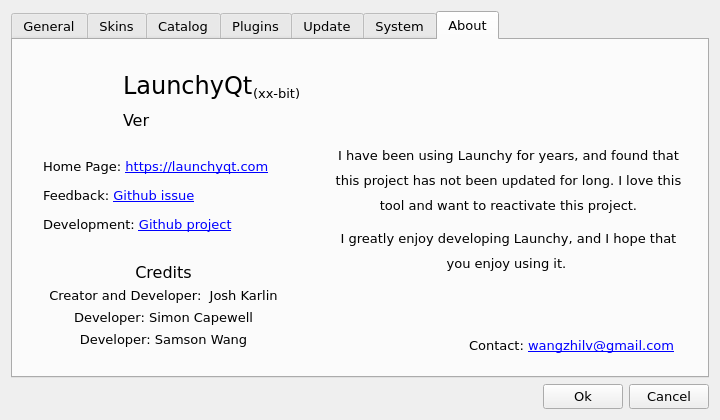
Qt form src/OptionDialog.ui (samsonwang/LaunchyQt) before a commit.
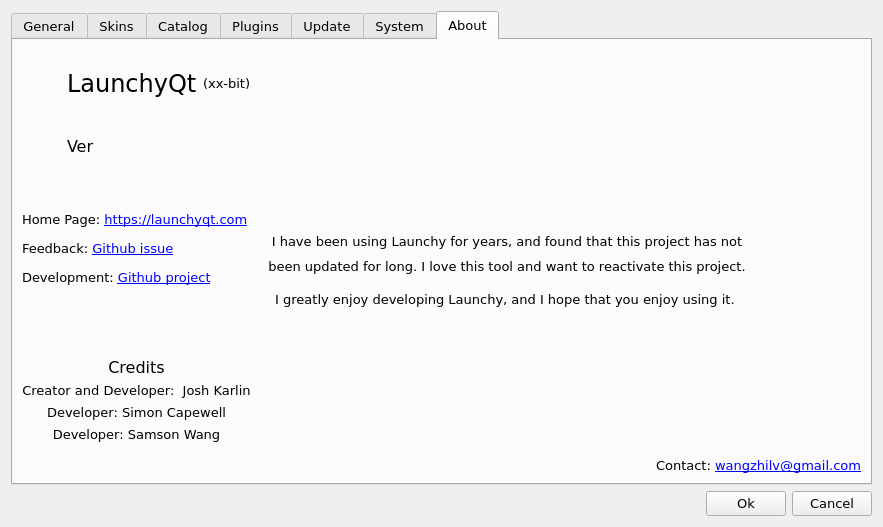
The same form after that commit. The open tabs and pages were chosen to show the change. Icons and pictures are not drawn. Custom widgets are drawn as their Qt base class.

Commit message: imporve option dialog user interface

Diff of the .ui file:
```diff
--- a/src/OptionDialog.ui
+++ b/src/OptionDialog.ui
@@ -10,12 +10,12 @@
    <rect>
     <x>0</x>
     <y>0</y>
-    <width>720</width>
-    <height>420</height>
+    <width>883</width>
+    <height>527</height>
    </rect>
   </property>
   <property name="sizePolicy">
-   <sizepolicy hsizetype="Fixed" vsizetype="Fixed">
+   <sizepolicy hsizetype="Preferred" vsizetype="Preferred">
     <horstretch>0</horstretch>
     <verstretch>0</verstretch>
    </sizepolicy>
@@ -28,8 +28,8 @@
   </property>
   <property name="maximumSize">
    <size>
-    <width>720</width>
-    <height>420</height>
+    <width>1440</width>
+    <height>840</height>
    </size>
   </property>
   <property name="font">
@@ -1918,15 +1918,11 @@
       <attribute name="title">
        <string>About</string>
       </attribute>
+      <layout class="QGridLayout" name="gridLayout_3" rowstretch="2,5" columnstretch="0,0">
+       <item row="0" column="0">
+        <layout class="QHBoxLayout" name="horizontalLayout_21">
+         <item>
       <widget class="QLabel" name="icon">
-       <property name="geometry">
-        <rect>
-         <x>10</x>
-         <y>10</y>
-         <width>80</width>
-         <height>80</height>
-        </rect>
-       </property>
        <property name="frameShadow">
         <enum>QFrame::Plain</enum>
        </property>
@@ -1946,55 +1942,47 @@
         <number>0</number>
        </property>
       </widget>
-      <widget class="QLabel" name="aboutText_2">
-       <property name="geometry">
-        <rect>
-         <x>20</x>
-         <y>200</y>
-         <width>261</width>
-         <height>131</height>
-        </rect>
-       </property>
-       <property name="sizePolicy">
-        <sizepolicy hsizetype="Preferred" vsizetype="Preferred">
-         <horstretch>0</horstretch>
-         <verstretch>0</verstretch>
-        </sizepolicy>
-       </property>
-       <property name="minimumSize">
-        <size>
-         <width>0</width>
-         <height>0</height>
-        </size>
+         </item>
+         <item>
+          <layout class="QVBoxLayout" name="verticalLayout_10" stretch="3,2">
+           <item>
+            <layout class="QHBoxLayout" name="horizontalLayout_20">
+             <item>
+              <widget class="QLabel" name="softwareName">
+               <property name="font">
+                <font>
+                 <pointsize>18</pointsize>
+                 <weight>50</weight>
+                 <bold>false</bold>
+                </font>
        </property>
        <property name="text">
-        <string>&lt;!DOCTYPE HTML PUBLIC &quot;-//W3C//DTD HTML 4.0//EN&quot; &quot;http://www.w3.org/TR/REC-html40/strict.dtd&quot;&gt;
-&lt;html&gt;&lt;head&gt;&lt;meta name=&quot;qrichtext&quot; content=&quot;1&quot; /&gt;&lt;style type=&quot;text/css&quot;&gt;
-p, li { white-space: pre-wrap; }
-&lt;/style&gt;&lt;/head&gt;&lt;body style=&quot; font-family:'Verdana'; font-size:10pt; font-weight:400; font-style:normal;&quot;&gt;
-&lt;p align=&quot;center&quot; style=&quot; margin-top:5px; margin-bottom:0px; margin-left:0px; margin-right:0px; -qt-block-indent:0; text-indent:0px;&quot;&gt;&lt;span style=&quot; font-size:12pt;&quot;&gt;Credits&lt;/span&gt;&lt;/p&gt;
-&lt;p align=&quot;center&quot; style=&quot; margin-top:5px; margin-bottom:0px; margin-left:0px; margin-right:0px; -qt-block-indent:0; text-indent:0px;&quot;&gt;Creator and Developer:  Josh Karlin&lt;/p&gt;
-&lt;p align=&quot;center&quot; style=&quot; margin-top:5px; margin-bottom:0px; margin-left:0px; margin-right:0px; -qt-block-indent:0; text-indent:0px;&quot;&gt;Developer: Simon Capewell&lt;/p&gt;
-&lt;p align=&quot;center&quot; style=&quot; margin-top:5px; margin-bottom:0px; margin-left:0px; margin-right:0px; -qt-block-indent:0; text-indent:0px;&quot;&gt;Developer: Samson Wang&lt;/p&gt;&lt;/body&gt;&lt;/html&gt;</string>
+                <string notr="true">LaunchyQt</string>
        </property>
        <property name="alignment">
         <set>Qt::AlignLeading|Qt::AlignLeft|Qt::AlignVCenter</set>
        </property>
        <property name="wordWrap">
-        <bool>true</bool>
-       </property>
-       <property name="openExternalLinks">
-        <bool>true</bool>
-       </property>
-      </widget>
+                <bool>false</bool>
+               </property>
+              </widget>
+             </item>
+             <item>
+              <widget class="QLabel" name="aboutBit">
+               <property name="text">
+                <string notr="true">(xx-bit)</string>
+               </property>
+              </widget>
+             </item>
+            </layout>
+           </item>
+           <item>
       <widget class="QLabel" name="aboutVer">
-       <property name="geometry">
-        <rect>
-         <x>110</x>
-         <y>70</y>
-         <width>180</width>
-         <height>21</height>
-        </rect>
+             <property name="sizePolicy">
+              <sizepolicy hsizetype="Preferred" vsizetype="Minimum">
+               <horstretch>0</horstretch>
+               <verstretch>0</verstretch>
+              </sizepolicy>
        </property>
        <property name="font">
         <font>
@@ -2013,15 +2001,60 @@
         <bool>false</bool>
        </property>
       </widget>
+           </item>
+          </layout>
+         </item>
+        </layout>
+       </item>
+       <item row="0" column="1" rowspan="2">
+        <layout class="QVBoxLayout" name="verticalLayout_12" stretch="0,5,0">
+         <property name="spacing">
+          <number>6</number>
+         </property>
+         <item>
+          <layout class="QHBoxLayout" name="horizontalLayout_22">
+           <property name="topMargin">
+            <number>7</number>
+           </property>
+           <property name="rightMargin">
+            <number>7</number>
+           </property>
+           <item>
+            <spacer name="horizontalSpacer_12">
+             <property name="orientation">
+              <enum>Qt::Horizontal</enum>
+             </property>
+             <property name="sizeHint" stdset="0">
+              <size>
+               <width>40</width>
+               <height>20</height>
+              </size>
+             </property>
+            </spacer>
+           </item>
+           <item>
+            <widget class="QLabel" name="label_2">
+             <property name="maximumSize">
+              <size>
+               <width>130</width>
+               <height>30</height>
+              </size>
+             </property>
+             <property name="text">
+              <string/>
+             </property>
+             <property name="pixmap">
+              <pixmap resource="launchy.qrc">:/resources/builtWithQt.png</pixmap>
+             </property>
+             <property name="scaledContents">
+              <bool>true</bool>
+             </property>
+            </widget>
+           </item>
+          </layout>
+         </item>
+         <item>
       <widget class="QLabel" name="aboutText">
-       <property name="geometry">
-        <rect>
-         <x>320</x>
-         <y>90</y>
-         <width>351</width>
-         <height>151</height>
-        </rect>
-       </property>
        <property name="minimumSize">
         <size>
          <width>90</width>
@@ -2030,7 +2063,7 @@
        </property>
        <property name="maximumSize">
         <size>
-         <width>400</width>
+             <width>500</width>
          <height>16777215</height>
         </size>
        </property>
@@ -2049,15 +2082,23 @@
         <bool>true</bool>
        </property>
       </widget>
+         </item>
+         <item>
+          <widget class="QLabel" name="label_22">
+           <property name="text">
+            <string>&lt;html&gt;&lt;head/&gt;&lt;body&gt;&lt;p&gt;Contact: &lt;a href=&quot;wangzhilv@gmail.com&quot;&gt;&lt;span style=&quot; text-decoration: underline; color:#0000ff;&quot;&gt;wangzhilv@gmail.com&lt;/span&gt;&lt;/a&gt;&lt;/p&gt;&lt;/body&gt;&lt;/html&gt;</string>
+           </property>
+           <property name="alignment">
+            <set>Qt::AlignRight|Qt::AlignTrailing|Qt::AlignVCenter</set>
+           </property>
+          </widget>
+         </item>
+        </layout>
+       </item>
+       <item row="1" column="0">
+        <layout class="QVBoxLayout" name="verticalLayout_11">
+         <item>
       <widget class="QLabel" name="about_homepage">
-       <property name="geometry">
-        <rect>
-         <x>30</x>
-         <y>110</y>
-         <width>241</width>
-         <height>91</height>
-        </rect>
-       </property>
        <property name="minimumSize">
         <size>
          <width>0</width>
@@ -2076,84 +2117,55 @@
        <property name="wordWrap">
         <bool>true</bool>
        </property>
+           <property name="margin">
+            <number>10</number>
+           </property>
+           <property name="indent">
+            <number>0</number>
+           </property>
        <property name="openExternalLinks">
         <bool>true</bool>
        </property>
       </widget>
-      <widget class="QLabel" name="softwareName">
-       <property name="geometry">
-        <rect>
-         <x>110</x>
-         <y>20</y>
-         <width>141</width>
-         <height>51</height>
-        </rect>
-       </property>
-       <property name="font">
-        <font>
-         <pointsize>18</pointsize>
-         <weight>50</weight>
-         <bold>false</bold>
-        </font>
+         </item>
+         <item>
+          <widget class="QLabel" name="aboutText_2">
+           <property name="sizePolicy">
+            <sizepolicy hsizetype="Preferred" vsizetype="Preferred">
+             <horstretch>0</horstretch>
+             <verstretch>0</verstretch>
+            </sizepolicy>
+           </property>
+           <property name="minimumSize">
+            <size>
+             <width>0</width>
+             <height>0</height>
+            </size>
        </property>
        <property name="text">
-        <string notr="true">LaunchyQt</string>
+            <string>&lt;!DOCTYPE HTML PUBLIC &quot;-//W3C//DTD HTML 4.0//EN&quot; &quot;http://www.w3.org/TR/REC-html40/strict.dtd&quot;&gt;
+&lt;html&gt;&lt;head&gt;&lt;meta name=&quot;qrichtext&quot; content=&quot;1&quot; /&gt;&lt;style type=&quot;text/css&quot;&gt;
+p, li { white-space: pre-wrap; }
+&lt;/style&gt;&lt;/head&gt;&lt;body style=&quot; font-family:'Verdana'; font-size:10pt; font-weight:400; font-style:normal;&quot;&gt;
+&lt;p align=&quot;center&quot; style=&quot; margin-top:5px; margin-bottom:0px; margin-left:0px; margin-right:0px; -qt-block-indent:0; text-indent:0px;&quot;&gt;&lt;span style=&quot; font-size:12pt;&quot;&gt;Credits&lt;/span&gt;&lt;/p&gt;
+&lt;p align=&quot;center&quot; style=&quot; margin-top:5px; margin-bottom:0px; margin-left:0px; margin-right:0px; -qt-block-indent:0; text-indent:0px;&quot;&gt;Creator and Developer:  Josh Karlin&lt;/p&gt;
+&lt;p align=&quot;center&quot; style=&quot; margin-top:5px; margin-bottom:0px; margin-left:0px; margin-right:0px; -qt-block-indent:0; text-indent:0px;&quot;&gt;Developer: Simon Capewell&lt;/p&gt;
+&lt;p align=&quot;center&quot; style=&quot; margin-top:5px; margin-bottom:0px; margin-left:0px; margin-right:0px; -qt-block-indent:0; text-indent:0px;&quot;&gt;Developer: Samson Wang&lt;/p&gt;&lt;/body&gt;&lt;/html&gt;</string>
        </property>
        <property name="alignment">
         <set>Qt::AlignLeading|Qt::AlignLeft|Qt::AlignVCenter</set>
        </property>
        <property name="wordWrap">
-        <bool>false</bool>
-       </property>
-      </widget>
-      <widget class="QLabel" name="aboutBit">
-       <property name="geometry">
-        <rect>
-         <x>240</x>
-         <y>43</y>
-         <width>60</width>
-         <height>20</height>
-        </rect>
-       </property>
-       <property name="text">
-        <string notr="true">(xx-bit)</string>
-       </property>
-      </widget>
-      <widget class="QLabel" name="label_2">
-       <property name="geometry">
-        <rect>
-         <x>575</x>
-         <y>10</y>
-         <width>105</width>
-         <height>25</height>
-        </rect>
-       </property>
-       <property name="text">
-        <string/>
-       </property>
-       <property name="pixmap">
-        <pixmap resource="launchy.qrc">:/resources/builtWithQt.png</pixmap>
-       </property>
-       <property name="scaledContents">
+            <bool>true</bool>
+           </property>
+           <property name="openExternalLinks">
         <bool>true</bool>
        </property>
       </widget>
-      <widget class="QLabel" name="label_22">
-       <property name="geometry">
-        <rect>
-         <x>390</x>
-         <y>290</y>
-         <width>271</width>
-         <height>31</height>
-        </rect>
-       </property>
-       <property name="text">
-        <string>&lt;html&gt;&lt;head/&gt;&lt;body&gt;&lt;p&gt;Contact: &lt;a href=&quot;wangzhilv@gmail.com&quot;&gt;&lt;span style=&quot; text-decoration: underline; color:#0000ff;&quot;&gt;wangzhilv@gmail.com&lt;/span&gt;&lt;/a&gt;&lt;/p&gt;&lt;/body&gt;&lt;/html&gt;</string>
-       </property>
-       <property name="alignment">
-        <set>Qt::AlignRight|Qt::AlignTrailing|Qt::AlignVCenter</set>
-       </property>
-      </widget>
+         </item>
+        </layout>
+       </item>
+      </layout>
      </widget>
     </widget>
    </item>
```
Left out of the diff: 62 changed lines with no effect on the pictures. Lines whose indentation alone changed are shown as unchanged.
